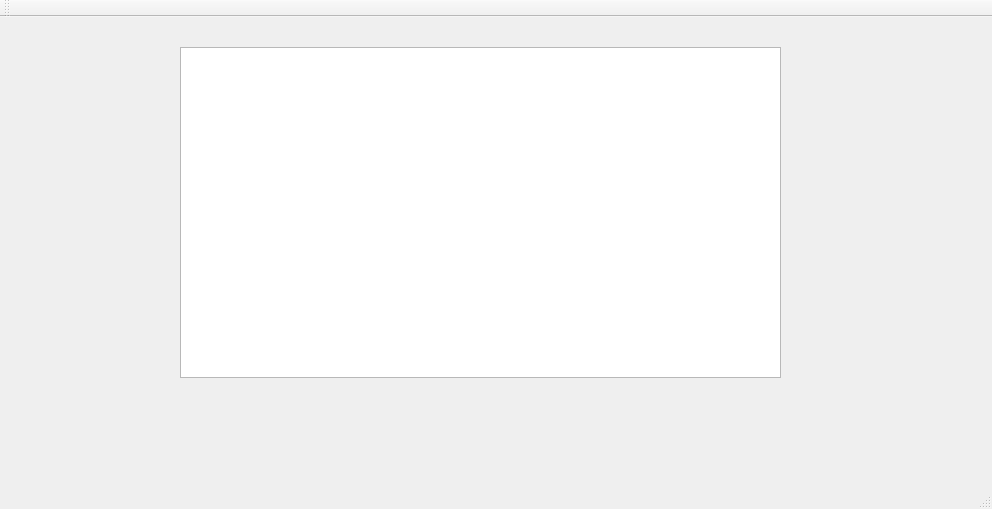
happyzxx1988/GraphicsViewFrameworkTest, file mainwindow.ui: the form before one commit.
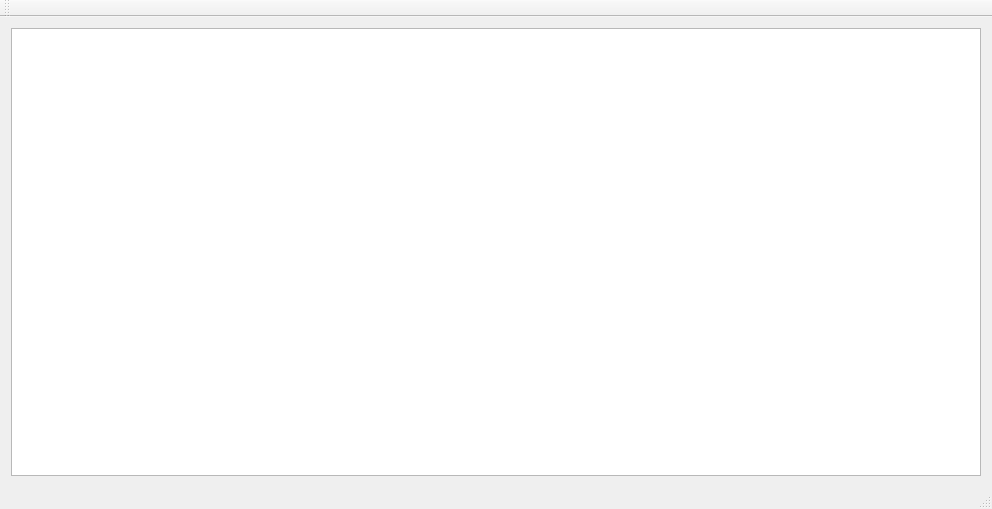
The form after the commit.

```diff
--- a/mainwindow.ui
+++ b/mainwindow.ui
@@ -14,16 +14,11 @@
    <string>MainWindow</string>
   </property>
   <widget class="QWidget" name="centralWidget">
-   <widget class="QGraphicsView" name="graphicsView">
-    <property name="geometry">
-     <rect>
-      <x>180</x>
-      <y>30</y>
-      <width>601</width>
-      <height>331</height>
-     </rect>
-    </property>
-   </widget>
+   <layout class="QGridLayout" name="gridLayout">
+    <item row="0" column="0">
+     <widget class="QGraphicsView" name="graphicsView"/>
+    </item>
+   </layout>
   </widget>
   <widget class="QMenuBar" name="menuBar">
    <property name="geometry">
```
